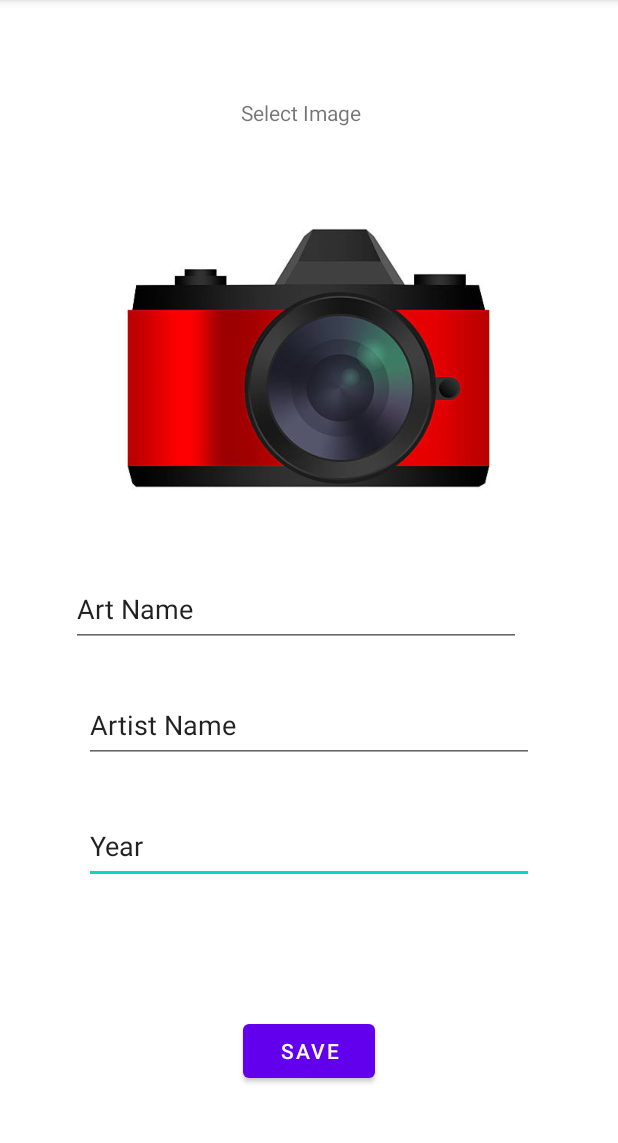
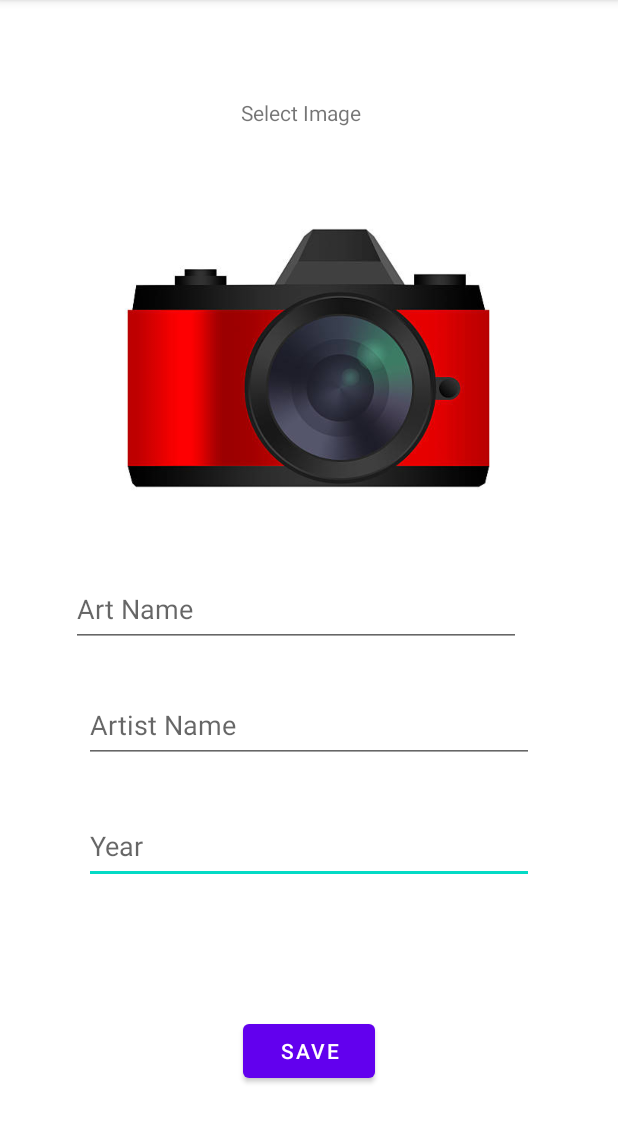
Before and after one commit to DamlaAyvatas/ArtBookKotlin, an Android app: the ArtDetailActivity screen opened directly, with no data from a screen before it, after a tap on an icon or button, on a phone screen of 412 x 824 dp, the part 84-1227 px from its top. Run offline under Robolectric (Android 15) with nearby library versions, the light colour scheme and no system bars.

Commit message:
Media Permissions added for Android 33+ and Android 32-

```diff
--- a/app/src/main/AndroidManifest.xml
+++ b/app/src/main/AndroidManifest.xml
@@ -3,6 +3,7 @@
     xmlns:tools="http://schemas.android.com/tools">
 
     <uses-permission android:name="android.permission.READ_EXTERNAL_STORAGE" ></uses-permission>
+    <uses-permission android:name="android.permission.READ_MEDIA_IMAGES" ></uses-permission>
 
     <application
         android:allowBackup="true"
--- a/app/src/main/java/com/dayvatas/artbookkotlin/ArtDetailActivity.kt
+++ b/app/src/main/java/com/dayvatas/artbookkotlin/ArtDetailActivity.kt
@@ -10,6 +10,7 @@ import android.os.Build
 import android.os.Bundle
 import android.provider.MediaStore
 import android.view.View
+import android.widget.Toast
 import androidx.activity.result.ActivityResultLauncher
 import androidx.activity.result.contract.ActivityResultContracts
 import androidx.appcompat.app.AppCompatActivity
@@ -34,20 +35,50 @@ class ArtDetailActivity : AppCompatActivity() {
     }
 
     fun selectImage(view : View){
+
+        if(Build.VERSION.SDK_INT >= Build.VERSION_CODES.TIRAMISU) {
+            //Android 33+ READ_MEDIA_IMAGES
+            if(ContextCompat.checkSelfPermission(this, Manifest.permission.READ_MEDIA_IMAGES) != PackageManager.PERMISSION_GRANTED){
+                //rationale
+                if(ActivityCompat.shouldShowRequestPermissionRationale(this, Manifest.permission.READ_MEDIA_IMAGES)){
+                    Snackbar.make(view, "Permission needed for gallery", Snackbar.LENGTH_INDEFINITE).setAction("Give Permission", View.OnClickListener {
+                        //request permission
+                        permissionLauncher.launch(Manifest.permission.READ_MEDIA_IMAGES)
+
+                    }).show()
+                }else{
+                    //request permission
+                    permissionLauncher.launch(Manifest.permission.READ_MEDIA_IMAGES)
+                }
+
+            }else{
+                val intentToGallery = Intent(Intent.ACTION_PICK, MediaStore.Images.Media.EXTERNAL_CONTENT_URI)
+                //intent
+                activityResultLauncher.launch(intentToGallery)
+            }
+
+        }
+        else{
+            //Androdi 32- READ_EXTERNAL_STORAGE
             if(ContextCompat.checkSelfPermission(this, Manifest.permission.READ_EXTERNAL_STORAGE) != PackageManager.PERMISSION_GRANTED){
                 //rationale
                 if(ActivityCompat.shouldShowRequestPermissionRationale(this, Manifest.permission.READ_EXTERNAL_STORAGE)){
                     Snackbar.make(view, "Permission needed for gallery", Snackbar.LENGTH_INDEFINITE).setAction("Give Permission", View.OnClickListener {
                         //request permission
+                        permissionLauncher.launch(Manifest.permission.READ_EXTERNAL_STORAGE)
 
                     }).show()
                 }else{
                     //request permission
+                    permissionLauncher.launch(Manifest.permission.READ_EXTERNAL_STORAGE)
                 }
 
             }else{
                 val intentToGallery = Intent(Intent.ACTION_PICK, MediaStore.Images.Media.EXTERNAL_CONTENT_URI)
                 //intent
+                activityResultLauncher.launch(intentToGallery)
+            }
+
         }
 
 
@@ -63,7 +94,7 @@ class ArtDetailActivity : AppCompatActivity() {
             if (result.resultCode == RESULT_OK) {
                 val intentFromResult = result.data
                 if(intentFromResult != null){
-                    val imageData = intent.data
+                    val imageData = intentFromResult.data
                     //binding.imageView.setImageURI(imageData)
                     if(imageData != null) {
                         try {
@@ -84,5 +115,16 @@ class ArtDetailActivity : AppCompatActivity() {
             }
 
             }
+        permissionLauncher = registerForActivityResult(ActivityResultContracts.RequestPermission()){result ->
+            if(result){
+                //permission granted
+                val intentToGallery = Intent(Intent.ACTION_PICK, MediaStore.Images.Media.EXTERNAL_CONTENT_URI)
+                activityResultLauncher.launch(intentToGallery)
+            }else{
+                //permission denied
+                Toast.makeText(this@ArtDetailActivity,"Permission needed!", Toast.LENGTH_LONG).show()
+            }
+
         }
     }
+}
--- a/app/src/main/java/com/dayvatas/artbookkotlin/MainActivity.kt
+++ b/app/src/main/java/com/dayvatas/artbookkotlin/MainActivity.kt
@@ -6,6 +6,7 @@ import android.os.Bundle
 import android.view.Menu
 import android.view.MenuItem
 import com.dayvatas.artbookkotlin.databinding.ActivityMainBinding
+
 
 class MainActivity : AppCompatActivity() {
     private lateinit var binding : ActivityMainBinding
--- a/app/src/main/res/layout/activity_art_detail.xml
+++ b/app/src/main/res/layout/activity_art_detail.xml
@@ -14,8 +14,8 @@
         android:layout_marginEnd="47dp"
         android:layout_marginBottom="169dp"
         android:ems="10"
+        android:hint="Year"
         android:inputType="textPersonName"
-        android:text="Year"
         app:layout_constraintBottom_toBottomOf="parent"
         app:layout_constraintEnd_toEndOf="parent"
         app:layout_constraintStart_toStartOf="parent"
@@ -30,8 +30,8 @@
         android:layout_marginEnd="47dp"
         android:layout_marginBottom="18dp"
         android:ems="10"
+        android:hint="Art Name"
         android:inputType="textPersonName"
-        android:text="Art Name"
         app:layout_constraintBottom_toTopOf="@+id/artistNameText"
         app:layout_constraintEnd_toEndOf="parent"
         app:layout_constraintHorizontal_bias="0.0"
@@ -73,8 +73,8 @@
         android:layout_marginEnd="47dp"
         android:layout_marginBottom="22dp"
         android:ems="10"
+        android:hint="Artist Name"
         android:inputType="textPersonName"
-        android:text="Artist Name"
         app:layout_constraintBottom_toTopOf="@+id/yearText"
         app:layout_constraintEnd_toEndOf="parent"
         app:layout_constraintStart_toStartOf="parent"
```
Lines whose indentation alone changed are shown as unchanged.
